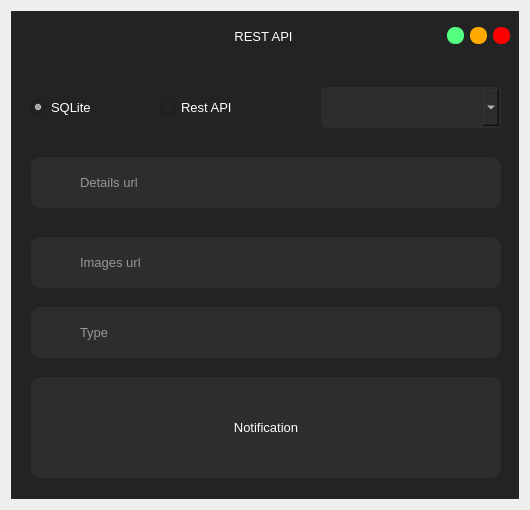
Old version of the form frontend/restapi_endpoints.ui in the repository Android-Jester/iAttend.
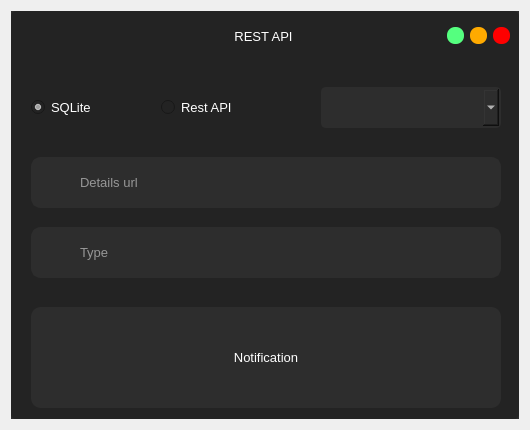
New version of the form. Icons and pictures are not drawn.

Commit message: image url field dropped

Diff of the .ui file:
```diff
--- a/frontend/restapi_endpoints.ui
+++ b/frontend/restapi_endpoints.ui
@@ -7,19 +7,19 @@
     <x>0</x>
     <y>0</y>
     <width>530</width>
-    <height>510</height>
+    <height>430</height>
    </rect>
   </property>
   <property name="minimumSize">
    <size>
     <width>530</width>
-    <height>510</height>
+    <height>430</height>
    </size>
   </property>
   <property name="maximumSize">
    <size>
     <width>530</width>
-    <height>520</height>
+    <height>430</height>
    </size>
   </property>
   <property name="windowTitle">
@@ -332,88 +332,11 @@
              <pixmap resource="../resource/asset.qrc">:/icons/asset/user.svg</pixmap>
             </property>
            </widget>
-           <widget class="QLineEdit" name="image_url">
-            <property name="geometry">
-             <rect>
-              <x>20</x>
-              <y>180</y>
-              <width>470</width>
-              <height>51</height>
-             </rect>
-            </property>
-            <property name="sizePolicy">
-             <sizepolicy hsizetype="Maximum" vsizetype="Fixed">
-              <horstretch>0</horstretch>
-              <verstretch>0</verstretch>
-             </sizepolicy>
-            </property>
-            <property name="minimumSize">
-             <size>
-              <width>470</width>
-              <height>0</height>
-             </size>
-            </property>
-            <property name="maximumSize">
-             <size>
-              <width>470</width>
-              <height>51</height>
-             </size>
-            </property>
-            <property name="font">
-             <font>
-              <pointsize>10</pointsize>
-             </font>
-            </property>
-            <property name="tabletTracking">
-             <bool>true</bool>
-            </property>
-            <property name="styleSheet">
-             <string notr="true">QLineEdit{
-	color: rgb(255, 255, 255);
-	border: 2px solid  rgb(45, 45, 45);
-	border-radius:10px;
-	padding-left: 45px;
-}
-
-QLineEdit:hover{
-	border:2px solid rgb(35, 35, 35);
-}
-
-QLineEdit:focus{
-	border:2px solid rgb(255, 255, 255);
-}</string>
-            </property>
-            <property name="placeholderText">
-             <string>Images url</string>
-            </property>
-            <property name="clearButtonEnabled">
-             <bool>true</bool>
-            </property>
-           </widget>
-           <widget class="QLabel" name="label_38">
-            <property name="geometry">
-             <rect>
-              <x>30</x>
-              <y>190</y>
-              <width>31</width>
-              <height>31</height>
-             </rect>
-            </property>
-            <property name="styleSheet">
-             <string notr="true">background-color: rgb(45, 45, 45);</string>
-            </property>
-            <property name="text">
-             <string/>
-            </property>
-            <property name="pixmap">
-             <pixmap resource="../resource/asset.qrc">:/icons/asset/image.svg</pixmap>
-            </property>
-           </widget>
            <widget class="QLabel" name="label_notification">
             <property name="geometry">
              <rect>
               <x>20</x>
-              <y>320</y>
+              <y>250</y>
               <width>470</width>
               <height>101</height>
              </rect>
@@ -584,7 +507,7 @@
             <property name="geometry">
              <rect>
               <x>20</x>
-              <y>250</y>
+              <y>170</y>
               <width>470</width>
               <height>51</height>
              </rect>
@@ -631,6 +554,9 @@
 	border:2px solid rgb(255, 255, 255);
 }</string>
             </property>
+            <property name="readOnly">
+             <bool>true</bool>
+            </property>
             <property name="placeholderText">
              <string>Type</string>
             </property>
@@ -642,7 +568,7 @@
             <property name="geometry">
              <rect>
               <x>30</x>
-              <y>260</y>
+              <y>180</y>
               <width>31</width>
               <height>31</height>
              </rect>
```
Left out of the diff: 3 changed lines with no effect on the pictures. The commit also changes 1 other file.
